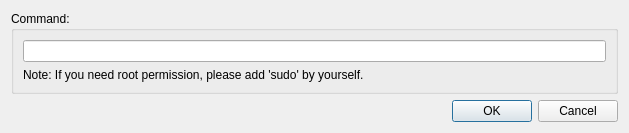
The window that remotecommanddialog.ui (guolisen/Arm) describes before a commit, drawn with Qt 5.
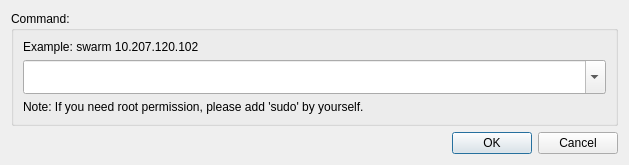
The same window after the commit.

What changed in the file:
```diff
--- a/remotecommanddialog.ui
+++ b/remotecommanddialog.ui
@@ -7,7 +7,7 @@
     <x>0</x>
     <y>0</y>
     <width>629</width>
-    <height>116</height>
+    <height>139</height>
    </rect>
   </property>
   <property name="windowTitle">
@@ -20,16 +20,30 @@
       <string>Command:</string>
      </property>
      <layout class="QGridLayout" name="gridLayout_2">
-      <item row="0" column="0">
-       <widget class="QLineEdit" name="lineEdit"/>
-      </item>
-      <item row="1" column="0">
+      <item row="2" column="0">
        <widget class="QLabel" name="label">
         <property name="text">
          <string>Note: If you need root permission, please add 'sudo' by yourself.</string>
         </property>
        </widget>
       </item>
+      <item row="1" column="0">
+       <widget class="QComboBox" name="commandLine">
+        <property name="styleSheet">
+         <string notr="true">height: 28</string>
+        </property>
+        <property name="editable">
+         <bool>true</bool>
+        </property>
+       </widget>
+      </item>
+      <item row="0" column="0">
+       <widget class="QLabel" name="label_2">
+        <property name="text">
+         <string>Example: swarm 10.207.120.102</string>
+        </property>
+       </widget>
+      </item>
      </layout>
     </widget>
    </item>
```
